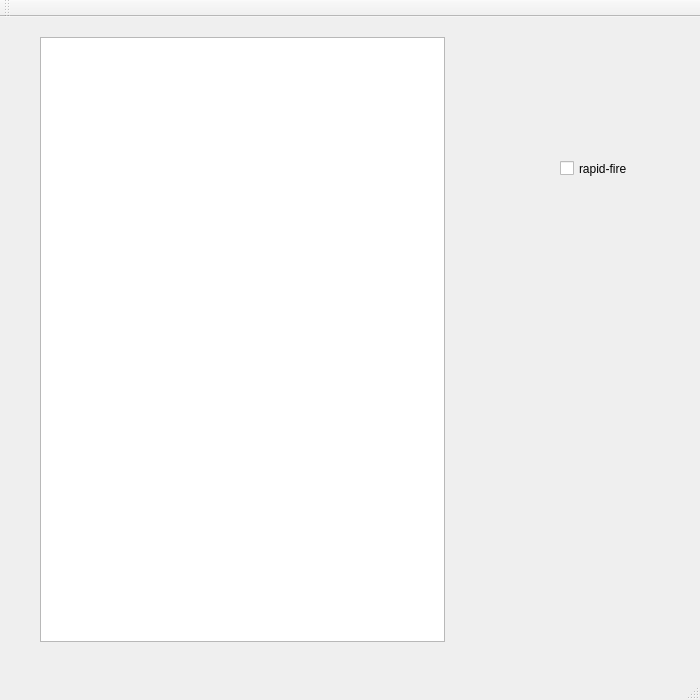
Before: the Qt Designer form shooting_game/mainwindow.ui in ZhuMon/Shooting_Game, drawn with Qt 5.
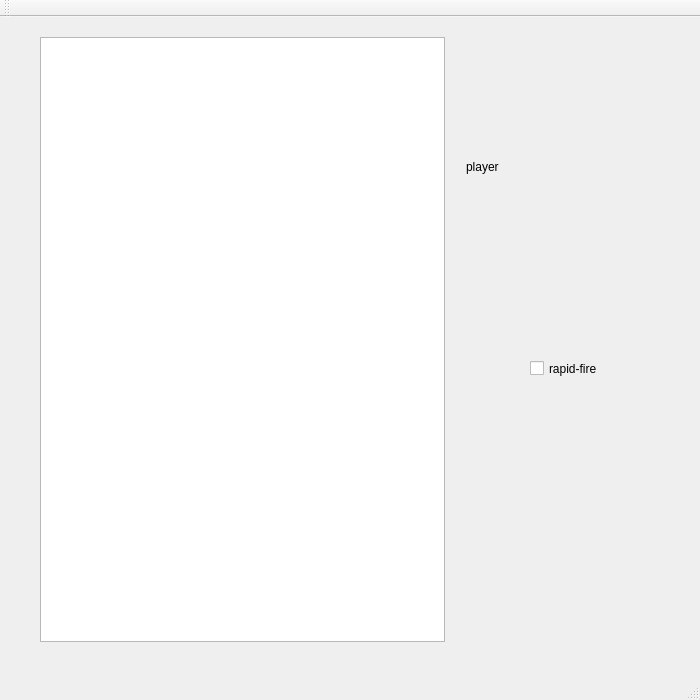
After: the same form once the commit is applied.

Commit message: Add "playerHP"layout

What changed in the file:
```diff
--- a/shooting_game/mainwindow.ui
+++ b/shooting_game/mainwindow.ui
@@ -45,8 +45,8 @@
    <widget class="QCheckBox" name="rapid_fire">
     <property name="geometry">
      <rect>
-      <x>560</x>
-      <y>140</y>
+      <x>530</x>
+      <y>340</y>
       <width>92</width>
       <height>23</height>
      </rect>
@@ -55,6 +55,141 @@
      <string>rapid-fire</string>
     </property>
    </widget>
+   <widget class="QWidget" name="horizontalLayoutWidget">
+    <property name="geometry">
+     <rect>
+      <x>450</x>
+      <y>110</y>
+      <width>241</width>
+      <height>80</height>
+     </rect>
+    </property>
+    <layout class="QHBoxLayout" name="playerHP">
+     <property name="spacing">
+      <number>0</number>
+     </property>
+     <property name="sizeConstraint">
+      <enum>QLayout::SetNoConstraint</enum>
+     </property>
+     <item>
+      <widget class="QLabel" name="HP">
+       <property name="sizePolicy">
+        <sizepolicy hsizetype="Fixed" vsizetype="Preferred">
+         <horstretch>0</horstretch>
+         <verstretch>0</verstretch>
+        </sizepolicy>
+       </property>
+       <property name="text">
+        <string>player</string>
+       </property>
+      </widget>
+     </item>
+     <item>
+      <widget class="QLabel" name="hp4">
+       <property name="sizePolicy">
+        <sizepolicy hsizetype="Fixed" vsizetype="Preferred">
+         <horstretch>0</horstretch>
+         <verstretch>0</verstretch>
+        </sizepolicy>
+       </property>
+       <property name="maximumSize">
+        <size>
+         <width>30</width>
+         <height>16777215</height>
+        </size>
+       </property>
+       <property name="text">
+        <string/>
+       </property>
+      </widget>
+     </item>
+     <item>
+      <widget class="QLabel" name="hp5">
+       <property name="sizePolicy">
+        <sizepolicy hsizetype="Fixed" vsizetype="Preferred">
+         <horstretch>0</horstretch>
+         <verstretch>0</verstretch>
+        </sizepolicy>
+       </property>
+       <property name="minimumSize">
+        <size>
+         <width>30</width>
+         <height>0</height>
+        </size>
+       </property>
+       <property name="maximumSize">
+        <size>
+         <width>30</width>
+         <height>16777215</height>
+        </size>
+       </property>
+       <property name="text">
+        <string/>
+       </property>
+      </widget>
+     </item>
+     <item>
+      <widget class="QLabel" name="hp2">
+       <property name="sizePolicy">
+        <sizepolicy hsizetype="Fixed" vsizetype="Preferred">
+         <horstretch>0</horstretch>
+         <verstretch>0</verstretch>
+        </sizepolicy>
+       </property>
+       <property name="maximumSize">
+        <size>
+         <width>30</width>
+         <height>16777215</height>
+        </size>
+       </property>
+      </widget>
+     </item>
+     <item>
+      <widget class="QLabel" name="hp3">
+       <property name="sizePolicy">
+        <sizepolicy hsizetype="Fixed" vsizetype="Preferred">
+         <horstretch>0</horstretch>
+         <verstretch>0</verstretch>
+        </sizepolicy>
+       </property>
+       <property name="minimumSize">
+        <size>
+         <width>30</width>
+         <height>0</height>
+        </size>
+       </property>
+       <property name="maximumSize">
+        <size>
+         <width>30</width>
+         <height>16777215</height>
+        </size>
+       </property>
+      </widget>
+     </item>
+     <item>
+      <widget class="QLabel" name="hp1">
+       <property name="sizePolicy">
+        <sizepolicy hsizetype="Fixed" vsizetype="Preferred">
+         <horstretch>0</horstretch>
+         <verstretch>0</verstretch>
+        </sizepolicy>
+       </property>
+       <property name="minimumSize">
+        <size>
+         <width>30</width>
+         <height>0</height>
+        </size>
+       </property>
+       <property name="maximumSize">
+        <size>
+         <width>30</width>
+         <height>16777215</height>
+        </size>
+       </property>
+      </widget>
+     </item>
+    </layout>
+   </widget>
   </widget>
   <widget class="QMenuBar" name="menuBar">
    <property name="geometry">
```
The commit also changes 7 other files.
